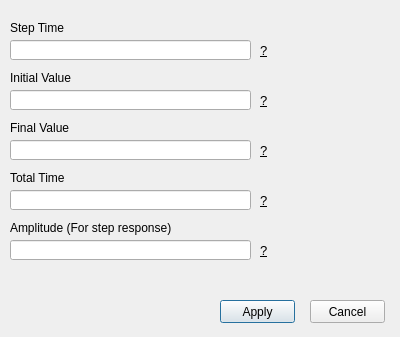
Qt form App/Simulator_App/ui/input_editor.ui (DanielMontoyaR/Toolbox-de-Simulaci-n-para-An-lisis-de-Se-ales-Mixtas) before a commit.
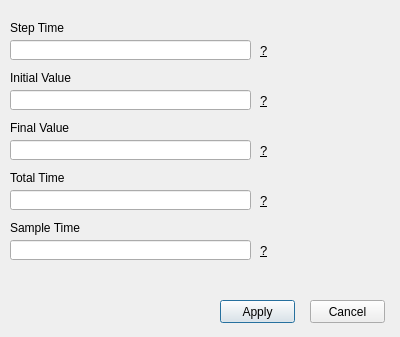
The same form after that commit.

```diff
--- a/App/Simulator_App/ui/input_editor.ui
+++ b/App/Simulator_App/ui/input_editor.ui
@@ -215,7 +215,7 @@
     </rect>
    </property>
    <property name="text">
-    <string>Amplitude (For step response)</string>
+    <string>Sample Time</string>
    </property>
   </widget>
   <widget class="QLabel" name="amplitudeLabelInfo">
```
Left out of the diff: 6 changed lines with no effect on the pictures.
